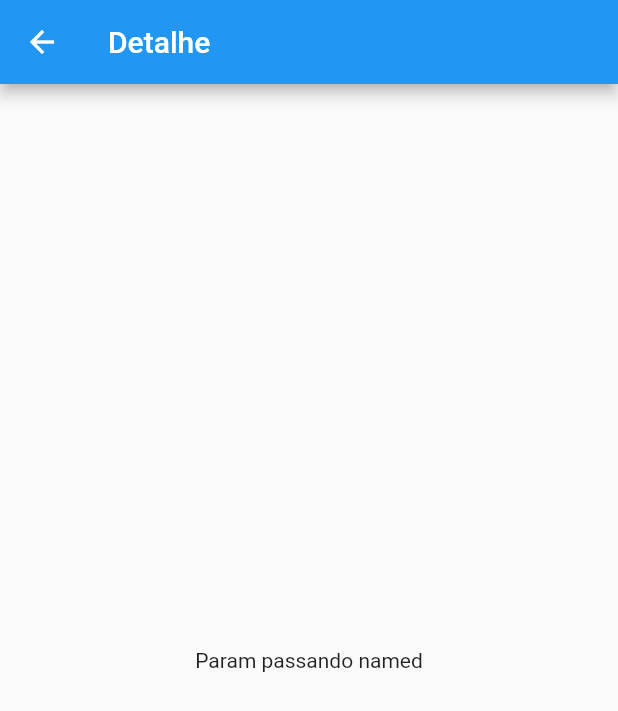
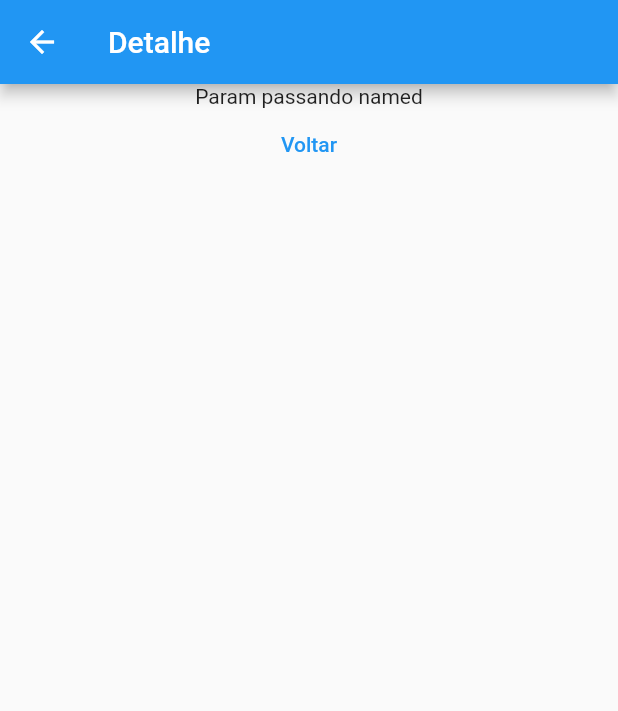
Before and after one commit to guilhermemanhani/flutter_maonamassa_navegacao, a Flutter app: the screen it shows after launch, after a tap on "Ir para detalhe", on a phone screen of 412 x 824 dp. Shown: the top 711 px of the screen. Run offline on Flutter 3.47's test engine with Material 2 defaults, Android fonts, the phone set to English and light mode, and no system bars.

Commit message:
final navegacao

```diff
--- a/lib/main.dart
+++ b/lib/main.dart
@@ -1,5 +1,6 @@
 import 'package:flutter/material.dart';
 import 'package:flutter_maonamassa_navegacao/core/navigator_observer_custom.dart';
+import 'package:flutter_maonamassa_navegacao/pages/detalhe2_page.dart';
 import 'package:flutter_maonamassa_navegacao/pages/detalhe_page.dart';
 import 'package:flutter_maonamassa_navegacao/pages/home_page.dart';
 
@@ -35,6 +36,10 @@ class MyApp extends StatelessWidget {
           );
         }
       },
+      routes: {
+        '/': (_) => HomePage(),
+        '/detalhe2': (_) => Detalhe2Page(),
+      },
     );
   }
 }
--- a/lib/pages/detalhe_page.dart
+++ b/lib/pages/detalhe_page.dart
@@ -12,7 +12,12 @@ class DetalhePage extends StatelessWidget {
         title: const Text('Detalhe'),
       ),
       body: Center(
-        child: Text(parametro),
+        child: Column(
+          children: [
+            Text(parametro),
+            TextButton(onPressed: () {}, child: Text('Voltar'))
+          ],
+        ),
       ),
     );
   }
--- a/lib/pages/home_page.dart
+++ b/lib/pages/home_page.dart
@@ -40,6 +40,16 @@ class HomePage extends StatelessWidget {
                 'Ir para detalhe',
               ),
             ),
+            TextButton(
+              onPressed: () async {
+                var msg = await Navigator.of(context)
+                    .pushNamed('/detalhe2', arguments: 'Parametro X');
+                print('Mensagem $msg');
+              },
+              child: Text(
+                'Ir para detalhe2 e aguardar',
+              ),
+            ),
           ],
         ),
       ),
```
Also changed, not shown: lib/pages/detalhe2_page.dart (added, +24 -0 lines).
